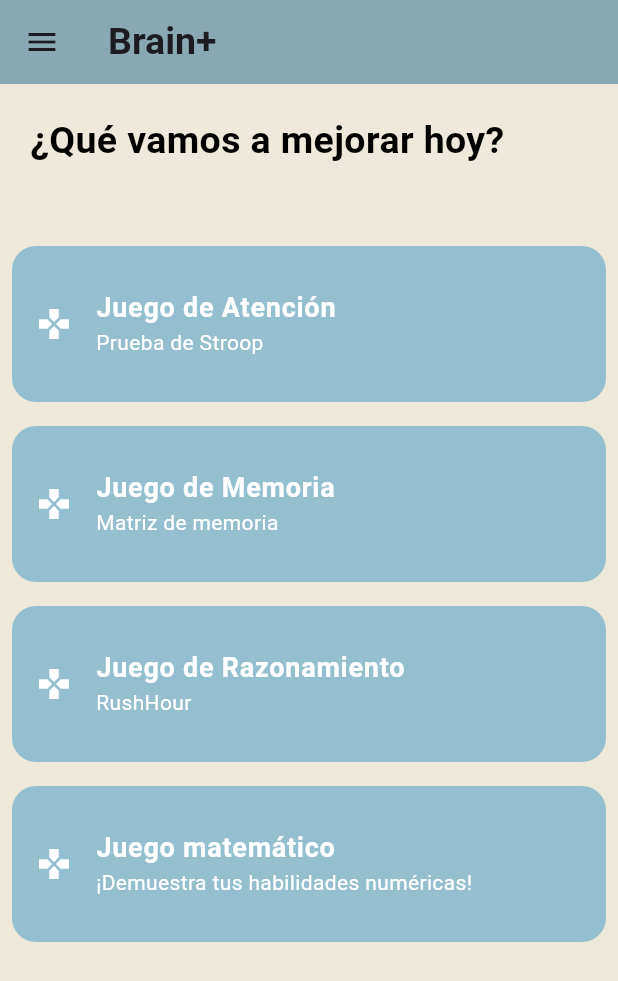
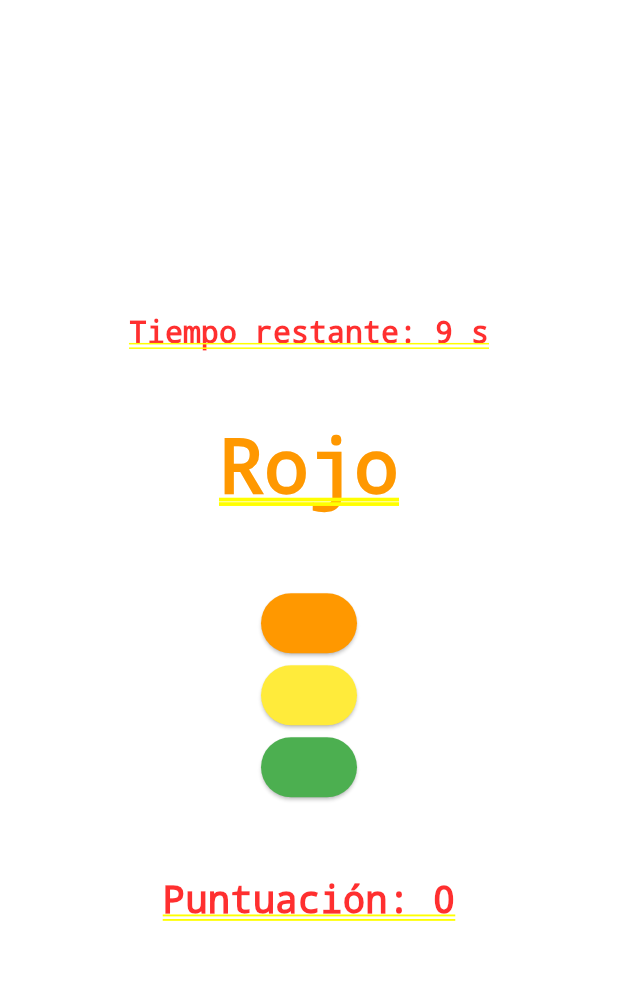
Before and after one commit to LuisM935/Residencia, a Flutter app: the MainMenu screen opened directly, after a tap on "Juego de Atención", on a phone screen of 412 x 824 dp. Shown: the top 981 px of the screen. Run offline on Flutter 3.47's test engine with Material 3 defaults, Android fonts, the phone set to English and light mode, and no system bars.

Commit message:
Attention game added

```diff
--- /dev/null
+++ b/resapp/lib/games/attentionGame/attention_game.dart
@@ -0,0 +1,178 @@
+import 'dart:async';
+import 'dart:math';
+import 'package:flutter/material.dart';
+
+class AttentionGame extends StatefulWidget {
+  @override
+  _AttentionGameState createState() => _AttentionGameState();
+}
+
+class _AttentionGameState extends State<AttentionGame> {
+  final List<String> _colorNames = ['Rojo', 'Verde', 'Azul', 'Amarillo', 'Naranja'];
+  final List<Color> _colors = [Colors.red, Colors.green, Colors.blue, Colors.yellow, Colors.orange];
+  late String _currentColorName;
+  late Color _currentColorText;
+  late List<Color> _answerOptions;
+  int _score = 0;
+  int _timeLeft = 10; // Tiempo en segundos
+  late Timer _timer;
+  bool _isGameOver = false;
+
+  // Probabilidad de que el nombre del color coincida con el color (0.0 a 1.0)
+  double _matchProbability = 0.3;
+
+  @override
+  void initState() {
+    super.initState();
+    _generateRandomColor();
+    _startTimer();
+  }
+
+  // Generar el color y el texto del nombre con opciones de respuesta
+  void _generateRandomColor() {
+    final random = Random();
+    int colorIndex = random.nextInt(_colorNames.length);
+    String selectedColorName = _colorNames[colorIndex];
+    Color selectedColor = _colors[colorIndex];
+
+    // Generar el color de texto aleatorio (puede coincidir o no)
+    Color textColor;
+    if (random.nextDouble() < _matchProbability) {
+      textColor = selectedColor; // Coincide con el color
+    } else {
+      do {
+        textColor = _colors[random.nextInt(_colors.length)];
+      } while (textColor == selectedColor); // Asegurarnos de que no coincidan
+    }
+
+    // Crear opciones de respuesta (una correcta y dos incorrectas)
+    List<Color> availableColors = List.from(_colors);  // Copiar la lista original
+    availableColors.remove(textColor);  // Eliminar la opción correcta
+    availableColors.shuffle();  // Mezclar las opciones incorrectas
+
+    // Añadir la opción correcta
+    _answerOptions = [textColor]..addAll(availableColors.take(2)); // Añadir una opción correcta y dos incorrectas
+    _answerOptions.shuffle(); // Mezclar las opciones
+
+    setState(() {
+      _currentColorName = selectedColorName;
+      _currentColorText = textColor;
+    });
+  }
+
+  // Iniciar el temporizador
+  void _startTimer() {
+    _timer = Timer.periodic(Duration(seconds: 1), (timer) {
+      if (_timeLeft == 0) {
+        _endGame();
+      } else {
+        setState(() {
+          _timeLeft--;
+        });
+      }
+    });
+  }
+
+  // Finalizar el juego
+  void _endGame() {
+    setState(() {
+      _isGameOver = true;
+    });
+    _timer.cancel();
+  }
+
+  // Comprobar la respuesta
+  void _checkAnswer(Color selectedColor) {
+    bool isCorrect = selectedColor == _currentColorText;
+    if (isCorrect) {
+      setState(() {
+        _score++;
+      });
+    } else {
+      setState(() {
+        _score = _score > 0 ? _score - 1 : 0; // Restar si la respuesta es incorrecta
+      });
+    }
+    _generateRandomColor(); // Generar una nueva pregunta
+    setState(() {
+      _timeLeft = 10; // Resetear el tiempo
+    });
+  }
+
+  // Reiniciar el juego
+  void _resetGame() {
+    setState(() {
+      _score = 0;
+      _timeLeft = 10;
+      _isGameOver = false;
+    });
+    _generateRandomColor();
+    _startTimer();
+  }
+
+  @override
+  Widget build(BuildContext context) {
+    return Center(
+      child: _isGameOver
+          ? Column(
+              mainAxisAlignment: MainAxisAlignment.center,
+              crossAxisAlignment: CrossAxisAlignment.center,
+              children: [
+                Text(
+                  'Juego Terminado',
+                  style: TextStyle(fontSize: 30),
+                ),
+                Text(
+                  'Puntuación: $_score',
+                  style: TextStyle(fontSize: 25),
+                ),
+                ElevatedButton(
+                  onPressed: _resetGame,
+                  child: Text('Reiniciar'),
+                ),
+              ],
+            )
+          : Column(
+              mainAxisAlignment: MainAxisAlignment.center,
+              children: [
+                Text(
+                  'Tiempo restante: $_timeLeft s',
+                  style: TextStyle(fontSize: 20),
+                ),
+                SizedBox(height: 50),
+                Text(
+                  _currentColorName, // Nombre del color
+                  style: TextStyle(
+                    fontSize: 50,
+                    color: _currentColorText, // Color del texto
+                  ),
+                ),
+                SizedBox(height: 50),
+                Column(
+                  children: _answerOptions.map((color) {
+                    return ElevatedButton(
+                      onPressed: () => _checkAnswer(color),
+                      style: ElevatedButton.styleFrom(backgroundColor: color), // Correcto
+                      child: Text(
+                        '',
+                        style: TextStyle(color: Colors.white),
+                      ),
+                    );
+                  }).toList(),
+                ),
+                SizedBox(height: 50),
+                Text(
+                  'Puntuación: $_score',
+                  style: TextStyle(fontSize: 25),
+                ),
+              ],
+            ),
+    );
+  }
+
+  @override
+  void dispose() {
+    _timer.cancel();
+    super.dispose();
+  }
+}
--- a/resapp/lib/pages/menu.dart
+++ b/resapp/lib/pages/menu.dart
@@ -3,6 +3,7 @@ import 'package:resapp/constants/colors.dart';
 import 'package:resapp/util/NavBar.dart';
 import 'package:resapp/games/mathGame/math_game.dart';
 import 'package:resapp/games/memoryGame/memory_game.dart';
+import 'package:resapp/games/attentionGame/attention_game.dart';
 
 
 class MainMenu extends StatelessWidget{
@@ -78,7 +79,7 @@ class MainMenu extends StatelessWidget{
                     ),
                     onTap: () {
                       // Acción al seleccionar
-                      print('Juego 1 seleccionado');
+                      Navigator.push(context, MaterialPageRoute(builder: (context) => AttentionGame()));
                     },
                   ),
                 ),
```
